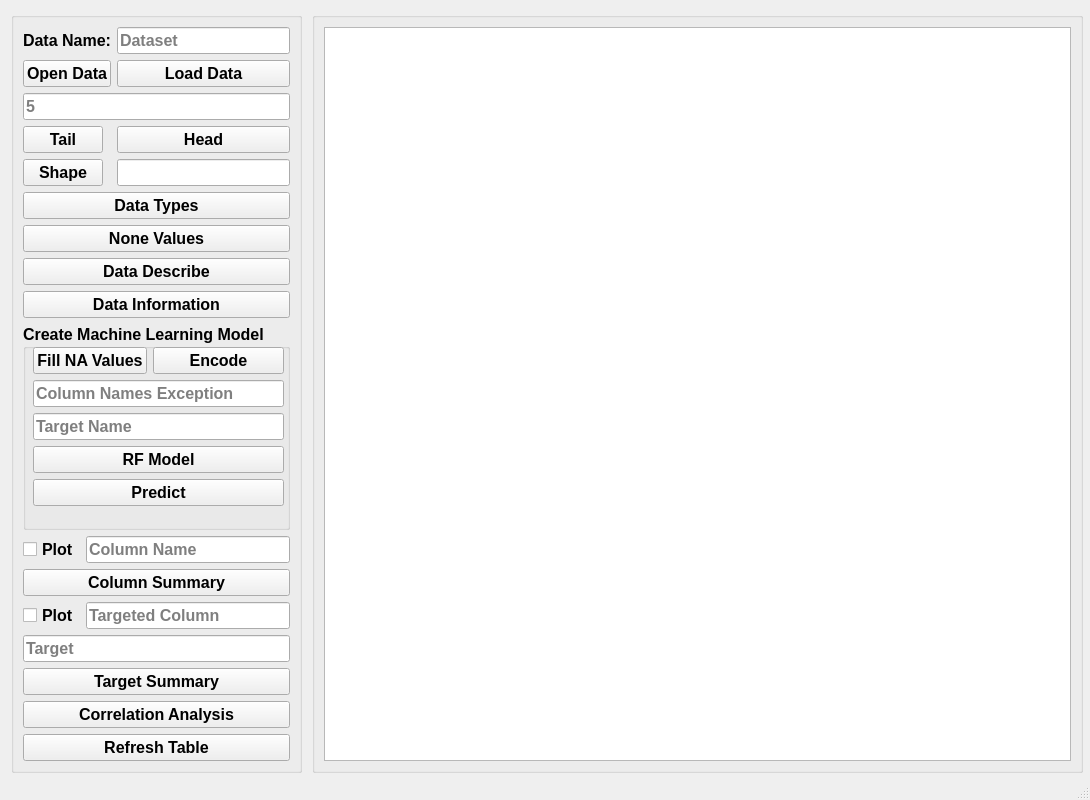
First picture: the form in MainWindow.ui, repository anlbora/Seaborn-Data-Analysis, before the edit.
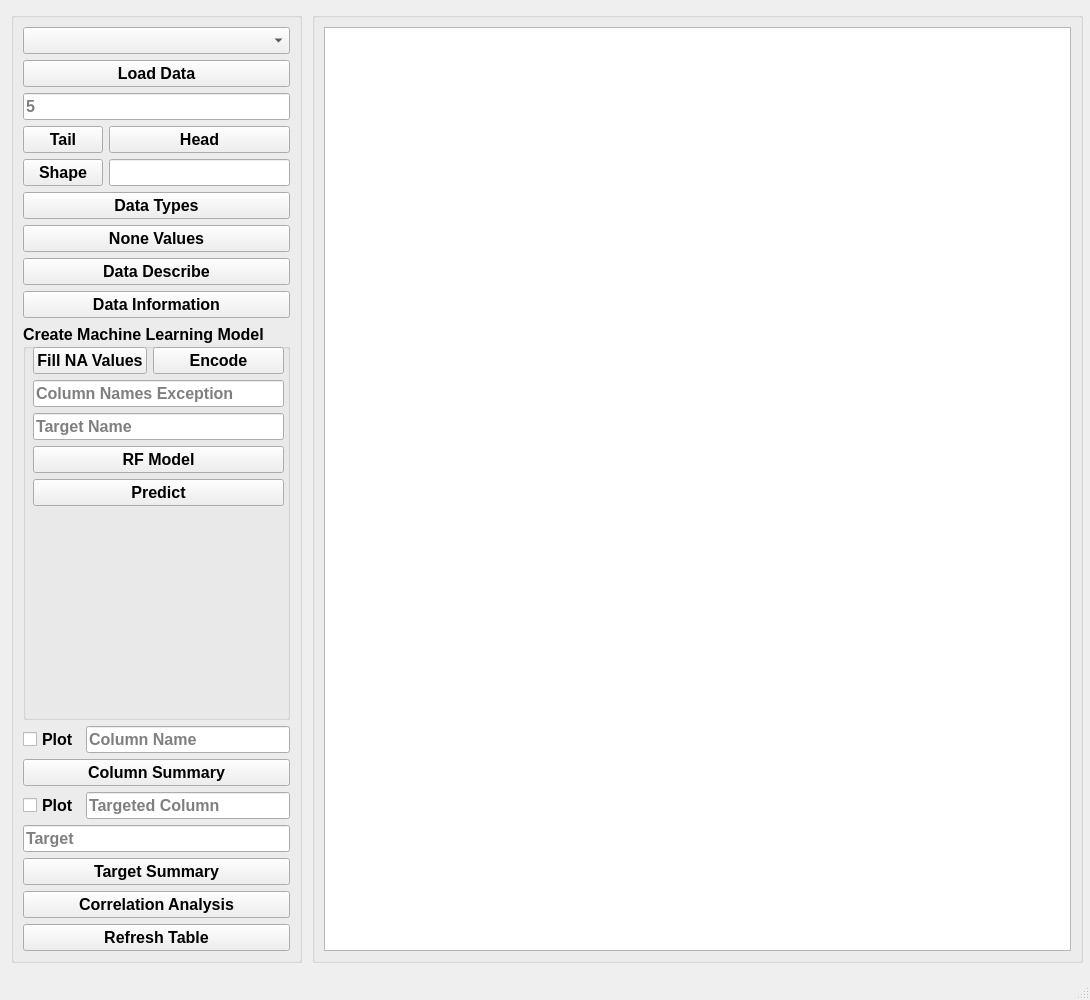
Second picture: the form after the edit.

```diff
--- a/MainWindow.ui
+++ b/MainWindow.ui
@@ -7,19 +7,19 @@
     <x>0</x>
     <y>0</y>
     <width>1090</width>
-    <height>800</height>
+    <height>1000</height>
    </rect>
   </property>
   <property name="minimumSize">
    <size>
     <width>1090</width>
-    <height>800</height>
+    <height>1000</height>
    </size>
   </property>
   <property name="maximumSize">
    <size>
     <width>1090</width>
-    <height>800</height>
+    <height>1000</height>
    </size>
   </property>
   <property name="windowTitle">
@@ -32,7 +32,7 @@
       <x>11</x>
       <y>12</y>
       <width>291</width>
-      <height>761</height>
+      <height>951</height>
      </rect>
     </property>
     <property name="sizePolicy">
@@ -54,27 +54,7 @@
     <layout class="QVBoxLayout" name="verticalLayout_6">
      <item>
       <layout class="QFormLayout" name="formLayout">
-       <item row="0" column="0">
-        <widget class="QLabel" name="label">
-         <property name="text">
-          <string>Data Name:</string>
-         </property>
-        </widget>
-       </item>
-       <item row="0" column="1">
-        <widget class="QLineEdit" name="txt_data_name">
-         <property name="sizePolicy">
-          <sizepolicy hsizetype="Expanding" vsizetype="Fixed">
-           <horstretch>0</horstretch>
-           <verstretch>0</verstretch>
-          </sizepolicy>
-         </property>
-         <property name="placeholderText">
-          <string>Dataset</string>
-         </property>
-        </widget>
-       </item>
-       <item row="2" column="0" colspan="2">
+       <item row="3" column="0" colspan="2">
         <widget class="QLineEdit" name="txt_head_number">
          <property name="sizePolicy">
           <sizepolicy hsizetype="Expanding" vsizetype="Fixed">
@@ -90,7 +70,7 @@
          </property>
         </widget>
        </item>
-       <item row="3" column="0">
+       <item row="4" column="0">
         <widget class="QPushButton" name="btn_tail">
          <property name="sizePolicy">
           <sizepolicy hsizetype="Preferred" vsizetype="Fixed">
@@ -106,7 +86,7 @@
          </property>
         </widget>
        </item>
-       <item row="3" column="1">
+       <item row="4" column="1">
         <widget class="QPushButton" name="btn_head">
          <property name="sizePolicy">
           <sizepolicy hsizetype="Preferred" vsizetype="Fixed">
@@ -122,7 +102,7 @@
          </property>
         </widget>
        </item>
-       <item row="4" column="0">
+       <item row="5" column="0">
         <widget class="QPushButton" name="btn_shape">
          <property name="sizePolicy">
           <sizepolicy hsizetype="Preferred" vsizetype="Fixed">
@@ -138,7 +118,7 @@
          </property>
         </widget>
        </item>
-       <item row="4" column="1">
+       <item row="5" column="1">
         <widget class="QLineEdit" name="txt_shape">
          <property name="enabled">
           <bool>true</bool>
@@ -151,7 +131,7 @@
          </property>
         </widget>
        </item>
-       <item row="5" column="0" colspan="2">
+       <item row="6" column="0" colspan="2">
         <widget class="QPushButton" name="btn_data_types">
          <property name="toolTip">
           <string>Shows the data types of columns in dataset</string>
@@ -161,7 +141,7 @@
          </property>
         </widget>
        </item>
-       <item row="6" column="0" colspan="2">
+       <item row="7" column="0" colspan="2">
         <widget class="QPushButton" name="btn_none_values">
          <property name="toolTip">
           <string>Shows the sum of none values for each column in dataset</string>
@@ -172,16 +152,6 @@
         </widget>
        </item>
        <item row="8" column="0" colspan="2">
-        <widget class="QPushButton" name="btn_data_information">
-         <property name="toolTip">
-          <string>Shows the information for each column</string>
-         </property>
-         <property name="text">
-          <string>Data Information</string>
-         </property>
-        </widget>
-       </item>
-       <item row="7" column="0" colspan="2">
         <widget class="QPushButton" name="btn_data_describe">
          <property name="toolTip">
           <string>Shows the statistical values of columns</string>
@@ -191,7 +161,20 @@
          </property>
         </widget>
        </item>
-       <item row="1" column="1">
+       <item row="9" column="0" colspan="2">
+        <widget class="QPushButton" name="btn_data_information">
+         <property name="toolTip">
+          <string>Shows the information for each column</string>
+         </property>
+         <property name="text">
+          <string>Data Information</string>
+         </property>
+        </widget>
+       </item>
+       <item row="1" column="0" colspan="2">
+        <widget class="QComboBox" name="cBox_datasetNames"/>
+       </item>
+       <item row="2" column="0" colspan="2">
         <widget class="QPushButton" name="btn_load_data">
          <property name="toolTip">
           <string>Loads the example dataset from the seaborn library</string>
@@ -201,13 +184,6 @@
          </property>
         </widget>
        </item>
-       <item row="1" column="0">
-        <widget class="QPushButton" name="btn_opendata">
-         <property name="text">
-          <string>Open Data</string>
-         </property>
-        </widget>
-       </item>
       </layout>
      </item>
      <item>
@@ -227,7 +203,7 @@
           <x>10</x>
           <y>23</y>
           <width>251</width>
-          <height>181</height>
+          <height>189</height>
          </rect>
         </property>
         <layout class="QFormLayout" name="formLayout_2">
@@ -412,7 +388,7 @@
       <x>312</x>
       <y>12</y>
       <width>771</width>
-      <height>761</height>
+      <height>951</height>
      </rect>
     </property>
     <property name="sizePolicy">
```
Left out of the diff: 1 changed line with no effect on the pictures.
